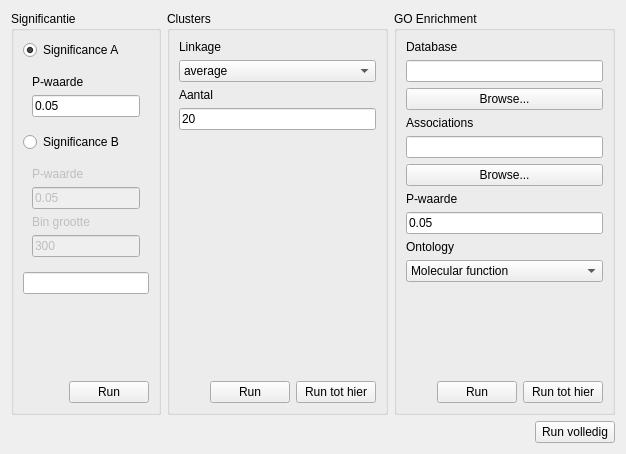
First picture: the form in gui/parameters.ui, repository mochar/bpsys, before the edit.
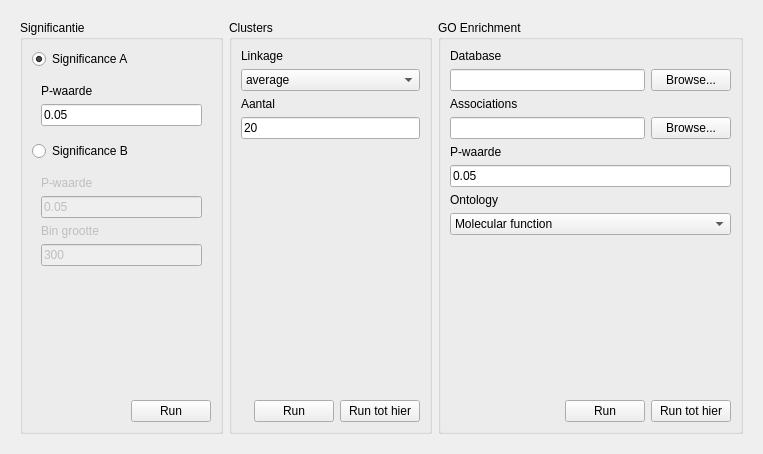
Second picture: the form after the edit.

```diff
--- a/gui/parameters.ui
+++ b/gui/parameters.ui
@@ -9,7 +9,7 @@
    <rect>
     <x>0</x>
     <y>0</y>
-    <width>626</width>
+    <width>763</width>
     <height>454</height>
    </rect>
   </property>
@@ -18,16 +18,18 @@
   </property>
   <layout class="QVBoxLayout" name="verticalLayout">
    <item>
-    <layout class="QVBoxLayout" name="verticalLayout_2" stretch="9,1">
+    <widget class="QStackedWidget" name="stack">
+     <widget class="QWidget" name="parameters_page" native="true">
+      <layout class="QVBoxLayout" name="verticalLayout_2" stretch="9">
      <item>
-      <layout class="QHBoxLayout" name="horizontalLayout_2" stretch="1,1,1">
+        <layout class="QHBoxLayout" name="horizontalLayout_2" stretch="2,2,3">
        <property name="sizeConstraint">
-        <enum>QLayout::SetFixedSize</enum>
+          <enum>QLayout::SetDefaultConstraint</enum>
        </property>
        <item>
         <widget class="QGroupBox" name="groupBox_2">
          <property name="sizePolicy">
-          <sizepolicy hsizetype="Maximum" vsizetype="Preferred">
+            <sizepolicy hsizetype="Preferred" vsizetype="Preferred">
            <horstretch>0</horstretch>
            <verstretch>0</verstretch>
           </sizepolicy>
@@ -110,9 +112,6 @@
             </layout>
            </widget>
           </item>
-          <item>
-           <widget class="QLineEdit" name="p_value_edit"/>
-          </item>
           <item>
            <spacer name="verticalSpacer">
             <property name="orientation">
@@ -156,7 +155,7 @@
        <item>
         <widget class="QGroupBox" name="groupBox_3">
          <property name="sizePolicy">
-          <sizepolicy hsizetype="Maximum" vsizetype="Preferred">
+            <sizepolicy hsizetype="Preferred" vsizetype="Preferred">
            <horstretch>0</horstretch>
            <verstretch>0</verstretch>
           </sizepolicy>
@@ -260,7 +259,7 @@
        <item>
         <widget class="QGroupBox" name="groupBox">
          <property name="sizePolicy">
-          <sizepolicy hsizetype="Maximum" vsizetype="Preferred">
+            <sizepolicy hsizetype="Preferred" vsizetype="Preferred">
            <horstretch>0</horstretch>
            <verstretch>0</verstretch>
           </sizepolicy>
@@ -277,14 +276,18 @@
            </widget>
           </item>
           <item>
+             <layout class="QHBoxLayout" name="horizontalLayout">
+              <item>
            <widget class="QLineEdit" name="go_db_path"/>
           </item>
           <item>
-           <widget class="QPushButton" name="pushButton_5">
+               <widget class="QPushButton" name="go_browse">
             <property name="text">
              <string>Browse...</string>
             </property>
            </widget>
+              </item>
+             </layout>
           </item>
           <item>
            <widget class="QLabel" name="label_7">
@@ -294,14 +297,18 @@
            </widget>
           </item>
           <item>
+             <layout class="QHBoxLayout" name="horizontalLayout_6">
+              <item>
            <widget class="QLineEdit" name="ass_path"/>
           </item>
           <item>
-           <widget class="QPushButton" name="pushButton_8">
+               <widget class="QPushButton" name="ass_browse">
             <property name="text">
              <string>Browse...</string>
             </property>
            </widget>
+              </item>
+             </layout>
           </item>
           <item>
            <widget class="QLabel" name="label_8">
@@ -392,31 +399,26 @@
        </item>
       </layout>
      </item>
-     <item>
-      <layout class="QHBoxLayout" name="horizontalLayout" stretch="0,0">
-       <item>
-        <spacer name="horizontalSpacer">
-         <property name="orientation">
-          <enum>Qt::Horizontal</enum>
+      </layout>
+     </widget>
+     <widget class="QWidget" name="loading_page">
+      <layout class="QGridLayout" name="gridLayout_2">
+       <item row="0" column="0">
+        <widget class="QLabel" name="label_10">
+         <property name="sizePolicy">
+          <sizepolicy hsizetype="Maximum" vsizetype="Maximum">
+           <horstretch>0</horstretch>
+           <verstretch>0</verstretch>
+          </sizepolicy>
          </property>
-         <property name="sizeHint" stdset="0">
-          <size>
-           <width>40</width>
-           <height>20</height>
-          </size>
-         </property>
-        </spacer>
-       </item>
-       <item>
-        <widget class="QPushButton" name="pushButton">
          <property name="text">
-          <string>Run volledig</string>
+          <string>Loading...</string>
          </property>
         </widget>
        </item>
       </layout>
-     </item>
-    </layout>
+     </widget>
+    </widget>
    </item>
   </layout>
  </widget>
```
Left out of the diff: 72 changed lines with no effect on the pictures. Lines whose indentation alone changed are shown as unchanged.
